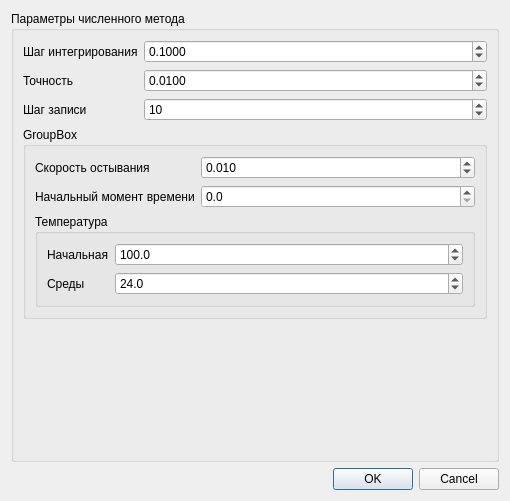
Old version of the form app/ui/KettleForm.ui in the repository ISTU-Labs/pt-2271-2018.
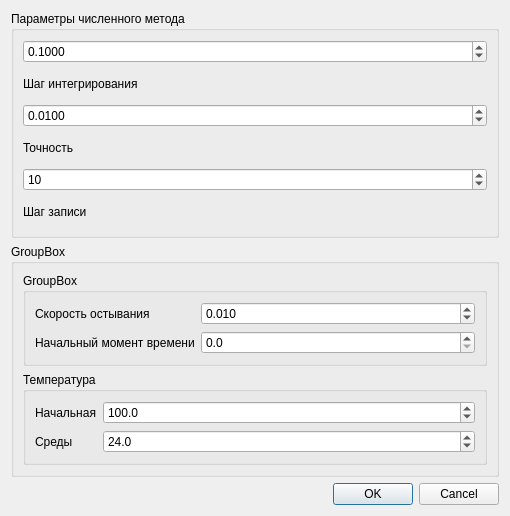
New version of the form.

What changed in the file:
```diff
--- a/app/ui/KettleForm.ui
+++ b/app/ui/KettleForm.ui
@@ -7,20 +7,36 @@
     <x>0</x>
     <y>0</y>
     <width>510</width>
-    <height>501</height>
+    <height>516</height>
    </rect>
   </property>
   <property name="windowTitle">
    <string>Dialog</string>
   </property>
-  <layout class="QVBoxLayout" name="verticalLayout">
+  <layout class="QVBoxLayout" name="verticalLayout_3">
    <item>
     <widget class="QGroupBox" name="groupBox_2">
      <property name="title">
       <string>Параметры численного метода</string>
      </property>
-     <layout class="QFormLayout" name="formLayout_3">
-      <item row="0" column="0">
+     <layout class="QVBoxLayout" name="verticalLayout">
+      <item>
+       <widget class="QDoubleSpinBox" name="h">
+        <property name="decimals">
+         <number>4</number>
+        </property>
+        <property name="maximum">
+         <double>1.000000000000000</double>
+        </property>
+        <property name="singleStep">
+         <double>0.010000000000000</double>
+        </property>
+        <property name="value">
+         <double>0.100000000000000</double>
+        </property>
+       </widget>
+      </item>
+      <item>
        <widget class="QLabel" name="label_5">
         <property name="text">
          <string>Шаг интегрирования</string>
@@ -30,11 +46,14 @@
         </property>
        </widget>
       </item>
-      <item row="0" column="1">
-       <widget class="QDoubleSpinBox" name="h">
+      <item>
+       <widget class="QDoubleSpinBox" name="eps">
         <property name="decimals">
          <number>4</number>
         </property>
+        <property name="minimum">
+         <double>0.001000000000000</double>
+        </property>
         <property name="maximum">
          <double>1.000000000000000</double>
         </property>
@@ -42,11 +61,11 @@
          <double>0.010000000000000</double>
         </property>
         <property name="value">
-         <double>0.100000000000000</double>
+         <double>0.010000000000000</double>
         </property>
        </widget>
       </item>
-      <item row="1" column="0">
+      <item>
        <widget class="QLabel" name="label_6">
         <property name="text">
          <string>Точность</string>
@@ -56,33 +75,36 @@
         </property>
        </widget>
       </item>
-      <item row="1" column="1">
-       <widget class="QDoubleSpinBox" name="eps">
-        <property name="decimals">
-         <number>4</number>
-        </property>
+      <item>
+       <widget class="QSpinBox" name="m">
         <property name="minimum">
-         <double>0.001000000000000</double>
+         <number>1</number>
         </property>
         <property name="maximum">
-         <double>1.000000000000000</double>
-        </property>
-        <property name="singleStep">
-         <double>0.001000000000000</double>
+         <number>99999</number>
         </property>
         <property name="value">
-         <double>0.010000000000000</double>
+         <number>10</number>
         </property>
        </widget>
       </item>
-      <item row="2" column="0">
+      <item>
        <widget class="QLabel" name="label_7">
         <property name="text">
          <string>Шаг записи</string>
         </property>
        </widget>
       </item>
-      <item row="3" column="0" colspan="2">
+     </layout>
+    </widget>
+   </item>
+   <item>
+    <widget class="QGroupBox" name="groupBox_4">
+     <property name="title">
+      <string>GroupBox</string>
+     </property>
+     <layout class="QVBoxLayout" name="verticalLayout_4">
+      <item>
        <widget class="QGroupBox" name="groupBox_3">
         <property name="title">
          <string>GroupBox</string>
@@ -137,6 +159,9 @@
             </widget>
            </item>
           </layout>
+         </item>
+        </layout>
+       </widget>
          </item>
          <item>
           <widget class="QGroupBox" name="groupBox">
@@ -194,22 +219,6 @@
              </widget>
             </item>
            </layout>
-          </widget>
-         </item>
-        </layout>
-       </widget>
-      </item>
-      <item row="2" column="1">
-       <widget class="QSpinBox" name="spinBox">
-        <property name="minimum">
-         <number>1</number>
-        </property>
-        <property name="maximum">
-         <number>99999</number>
-        </property>
-        <property name="value">
-         <number>10</number>
-        </property>
        </widget>
       </item>
      </layout>
```
Left out of the diff: 22 changed lines with no effect on the pictures. Lines whose indentation alone changed are shown as unchanged.
